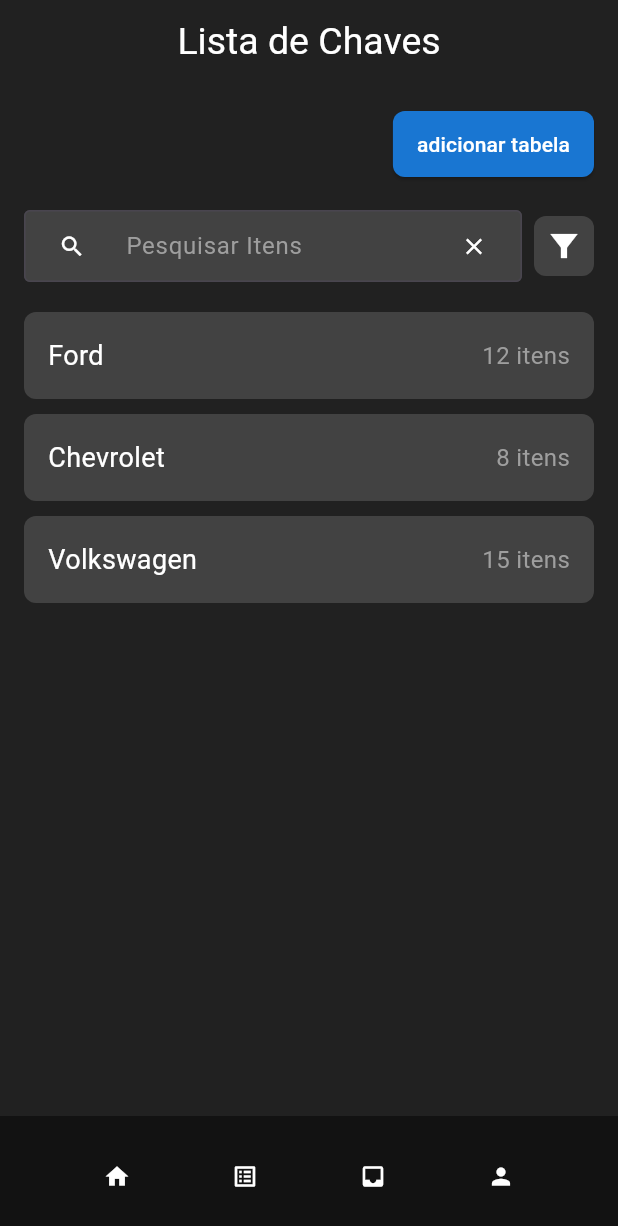
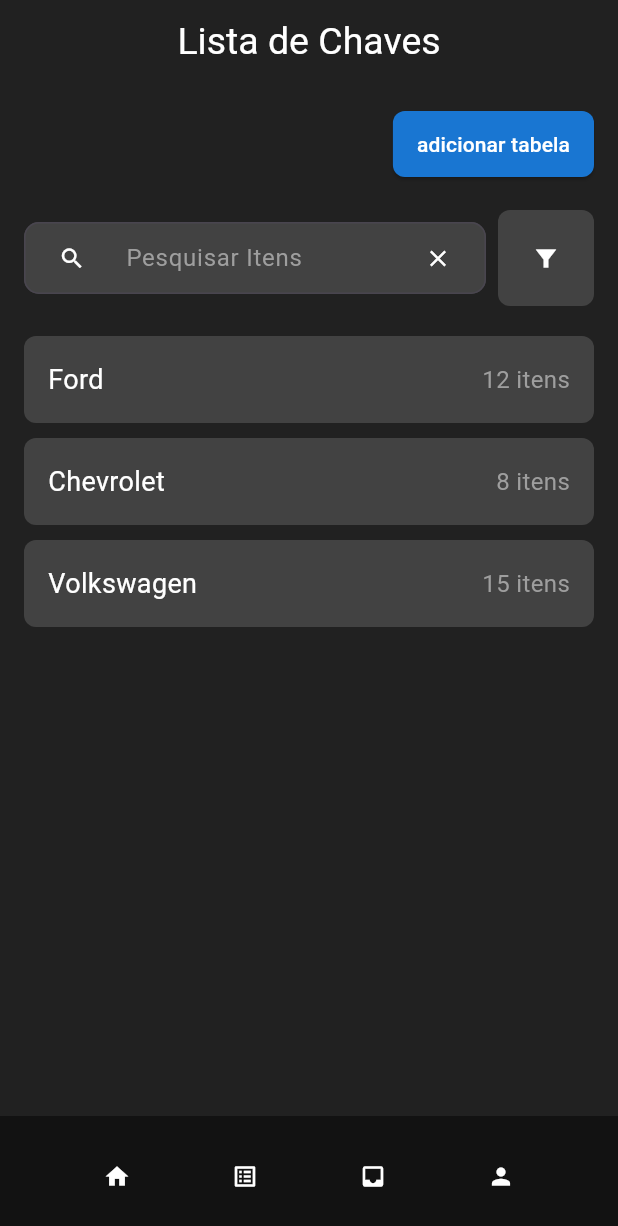
Before and after one commit to tduarte29/keybookTestes, a Flutter app: the screen it shows after launch, on a phone screen of 412 x 824 dp. Shown: the top 1226 px of the screen. Run offline on Flutter 3.47's test engine with Material 3 defaults, Android fonts, the phone set to English and light mode, and no system bars.

Commit message:
Update main.dart

```diff
--- a/lib/main.dart
+++ b/lib/main.dart
@@ -137,7 +137,10 @@ class _HomePageState extends State<HomePage> {
                       hintStyle: TextStyle(color: Colors.grey),
                       filled: true,
                       fillColor: Colors.grey.shade800,
-                      border: OutlineInputBorder(),
+                      border: OutlineInputBorder(
+                        borderSide: BorderSide(color: Colors.blue, width: 2.0),
+                        borderRadius: BorderRadius.circular(10.0),
+                      ),
                       contentPadding: EdgeInsets.symmetric(
                         horizontal: 12.0,
                         vertical: 8.0,
@@ -150,12 +153,15 @@ class _HomePageState extends State<HomePage> {
                 SizedBox(width: 8.0),
 
                 Container(
-                  padding: EdgeInsets.all(8.0),
+                  padding: EdgeInsets.symmetric(vertical: 8.0),
                   decoration: BoxDecoration(
                     color: Colors.grey.shade800,
                     borderRadius: BorderRadius.circular(8.0),
                   ),
-                  child: Icon(Icons.filter_alt_sharp, color: Colors.white),
+                  child: TextButton(
+                    onPressed: () {},
+                    child: Icon(Icons.filter_alt_sharp, color: Colors.white),
+                  ),
                 ),
               ],
             ),
```
